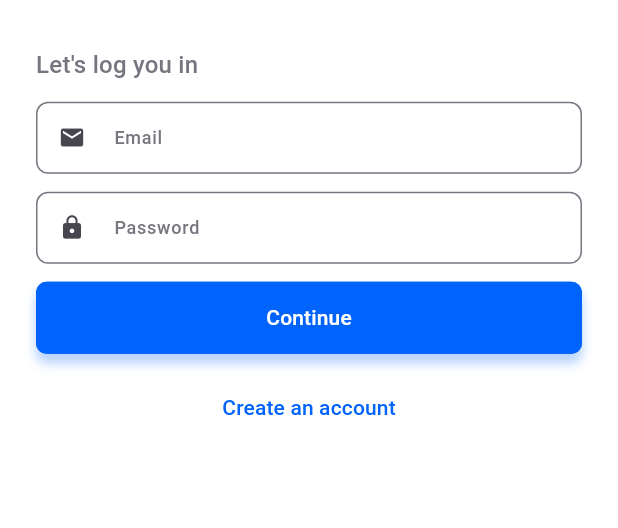
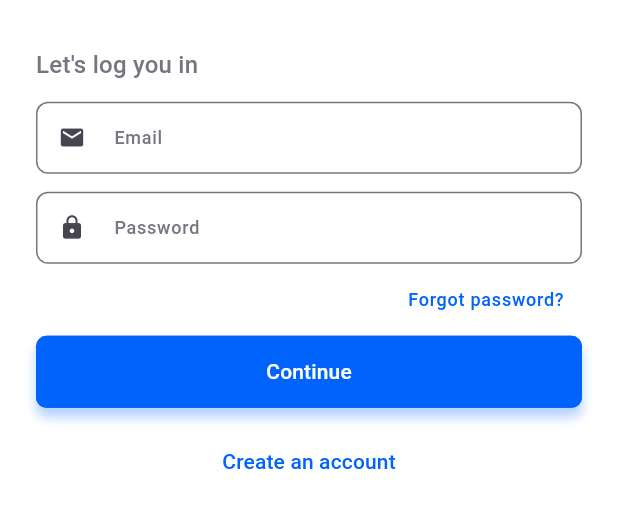
Before and after one commit to 7ANV1R/ThriftyCash, a Flutter app: the screen it shows after launch, on a phone screen of 412 x 824 dp, the part 545-1073 px from its top. Run offline on Flutter 3.47's test engine with Material 3 defaults, Android fonts, the phone set to English and light mode, and no system bars; drawn by our look-alikes of flutter_animate; our stand-ins replace after_layout, connectivity_plus, flutter_hooks, flutter_spinkit, fpdart, gap and 6 more; accounts and stored records are empty.

Commit message:
🏴‍☠️ tested forget password feature, setup custom smtp

```diff
--- a/lib/features/auth/widgets/login_part.dart
+++ b/lib/features/auth/widgets/login_part.dart
@@ -1,6 +1,8 @@
 import 'package:flutter/material.dart';
 import 'package:flutter_hooks/flutter_hooks.dart';
+import 'package:go_router/go_router.dart';
 import 'package:hooks_riverpod/hooks_riverpod.dart';
+import 'package:thrifycash/router/app_route.dart';
 
 import '../../../common/component/filled_btn.dart';
 import '../../../common/component/snackbar.dart';
@@ -77,7 +79,20 @@ class _LoginPartState extends ConsumerState<LoginPart> {
               return null;
             },
           ),
-          kGapSpaceM,
+          Align(
+            alignment: Alignment.centerRight,
+            child: TextButton(
+              onPressed: () {
+                context.push(ScreenPaths.forgetPassPage);
+              },
+              child: Text(
+                'Forgot password?',
+                style: context.textTheme.labelMedium!.copyWith(
+                  color: context.scheme.primary,
+                ),
+              ),
+            ),
+          ),
           ColoredFillBtn(
             width: double.infinity,
             onPressed: () {
--- a/lib/router/app_route.dart
+++ b/lib/router/app_route.dart
@@ -1,10 +1,14 @@
 import 'package:go_router/go_router.dart';
 import '../features/auth/auth_root.dart';
+import '../features/auth/forget_pass/forget_pass_page.dart';
 
 class ScreenPaths {
   static String splash = '/';
 
   static String auth = '/auth';
+  static String forgetPassPage = '/reset-password';
+  static String verifyResetPassOTP = '/verify-reset-password-otp';
+  static String updateNewPassword = '/update-password';
 }
 
 final appRouter = GoRouter(
@@ -16,5 +20,11 @@ final appRouter = GoRouter(
         return const AuthRoot();
       },
     ),
+    GoRoute(
+      path: ScreenPaths.forgetPassPage,
+      builder: (context, state) {
+        return const ForgetPassPage();
+      },
+    ),
   ],
 );
```
Also changed, not shown: lib/data/api/auth_api.dart (+73 -2 lines), lib/features/auth/forget_pass/forget_pass_page.dart (added, +52 -0 lines), 1 other file.
